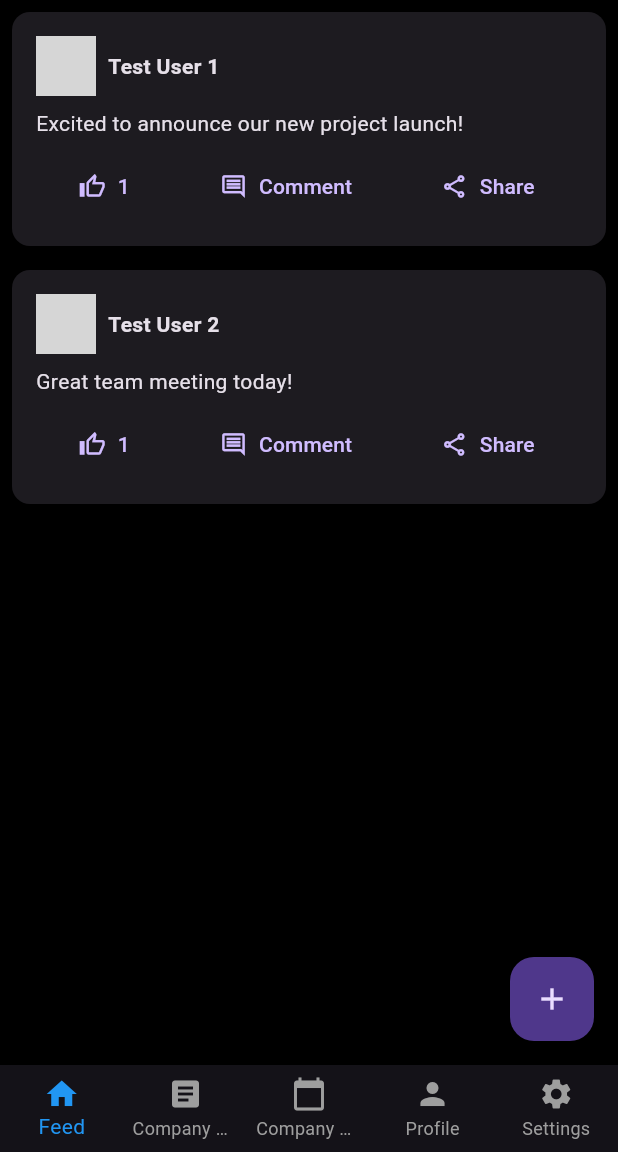
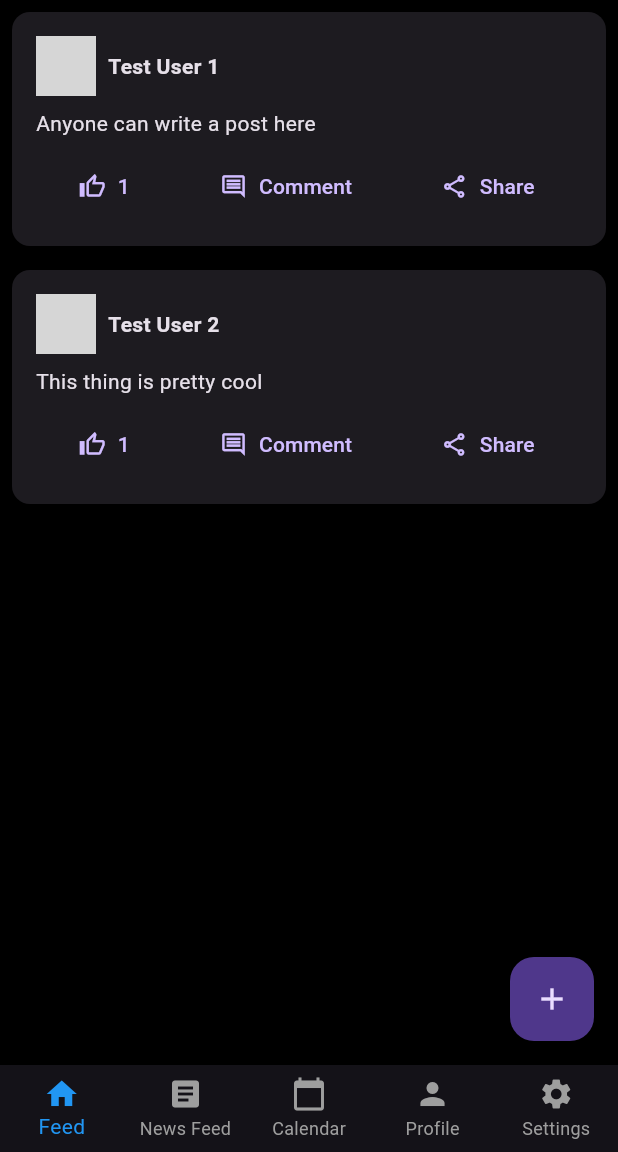
Before and after one commit to notjj1234/sns_pocketbase_app, a Flutter app: the screen it shows after launch, after a tap on "Login", after a tap on the "refresh" icon, on a phone screen of 412 x 824 dp, the part 84-1236 px from its top. Run offline on Flutter 3.47's test engine with Material 3 defaults, Android fonts, the phone set to English and light mode, and no system bars; our stand-ins replace flutter_spinkit, googleapis_auth, image_picker, loading_animation_widget, photo_view, pocketbase and 3 more; missing offline and left inert: googleapis; network calls fail; grey boxes are pictures that could not be loaded.

Commit message:
Changes to stuff

```diff
--- a/lib/config/app_config.dart
+++ b/lib/config/app_config.dart
@@ -1,9 +1,25 @@
 import '../services/data_service.dart';
 import '../services/demo_data_service.dart';
+import '../services/pocketbase_service.dart';
+import 'pocketbase_config.dart';
 
 class AppConfig {
+  // Set to false and configure PocketBaseConfig to use real PocketBase backend
   static bool isDemoMode = true;
-  static DataService get dataService => DemoDataService();
+
+  // This will automatically use PocketBase service if isDemoMode is false and PocketBase is configured
+  static DataService get dataService {
+    if (!isDemoMode && PocketBaseConfig.isConfigured()) {
+      try {
+        return PocketBaseService();
+      } catch (e) {
+        print('Warning: Failed to initialize PocketBase service: $e');
+        print('Falling back to demo mode...');
+        return DemoDataService();
+      }
+    }
+    return DemoDataService();
+  }
 
   // App-wide configuration
   static const String appName = 'Social Network Template';
--- /dev/null
+++ b/lib/config/pocketbase_config.dart
@@ -0,0 +1,21 @@
+// Configuration for PocketBase connection
+class PocketBaseConfig {
+  // Replace this with your PocketBase server URL
+  static const String baseUrl = 'http://your-pocketbase-url.com';
+
+  // Optional: Configure additional PocketBase settings here
+  static const int timeout = 30; // seconds
+
+  // Collection names in your PocketBase instance
+  static const String usersCollection = 'users';
+  static const String postsCollection = 'posts';
+  static const String commentsCollection = 'comments';
+  static const String likesCollection = 'likes';
+  static const String profilesCollection = 'profiles';
+
+  // Validate PocketBase URL
+  static bool isConfigured() {
+    return baseUrl != 'http://your-pocketbase-url.com' &&
+           baseUrl.startsWith('http');
+  }
+}
--- a/lib/pages/feed/feed_page.dart
+++ b/lib/pages/feed/feed_page.dart
@@ -81,9 +81,9 @@ class _FeedPageState extends State<FeedPage> {
       case 0:
         return translations[currentLanguage]?['feed'] ?? 'Feed';
       case 1:
-        return translations[currentLanguage]?['company_news'] ?? 'Company News';
+        return translations[currentLanguage]?['company_news'] ?? 'News Feed';
       case 2:
-        return translations[currentLanguage]?['company_calendar'] ?? 'Company Calendar';
+        return translations[currentLanguage]?['company_calendar'] ?? 'Calendar';
       case 3:
         return translations[currentLanguage]?['profile'] ?? 'Profile';
       case 4:
@@ -166,11 +166,11 @@ class _FeedPageState extends State<FeedPage> {
           ),
           BottomNavigationBarItem(
             icon: const Icon(Icons.article),
-            label: translations[currentLanguage]?['company_news'] ?? 'Company News',
+            label: translations[currentLanguage]?['company_news'] ?? 'News Feed',
           ),
           BottomNavigationBarItem(
             icon: const Icon(Icons.calendar_today),
-            label: translations[currentLanguage]?['company_calendar'] ?? 'Company Calendar',
+            label: translations[currentLanguage]?['company_calendar'] ?? 'Calendar',
           ),
           BottomNavigationBarItem(
             icon: const Icon(Icons.person),
--- a/lib/pages/login/login_page.dart
+++ b/lib/pages/login/login_page.dart
@@ -21,6 +21,7 @@ class _LoginPageState extends State<LoginPage> {
   late TextEditingController _passwordController;
   bool _rememberMe = false;
   bool _isLoggingIn = false;
+  bool _showPassword = false;
   final RoundedLoadingButtonController _btnController = RoundedLoadingButtonController();
 
   @override
@@ -150,11 +151,22 @@ class _LoginPageState extends State<LoginPage> {
               const SizedBox(height: 16),
               TextField(
                 controller: _passwordController,
-                decoration: const InputDecoration(
+                decoration: InputDecoration(
                   labelText: 'Password',
-                  border: OutlineInputBorder(),
+                  border: const OutlineInputBorder(),
+                  suffixIcon: IconButton(
+                    icon: Icon(
+                      _showPassword ? Icons.visibility : Icons.visibility_off,
+                      color: Colors.grey,
+                    ),
+                    onPressed: () {
+                      setState(() {
+                        _showPassword = !_showPassword;
+                      });
+                    },
+                  ),
                 ),
-                obscureText: true,
+                obscureText: !_showPassword,
               ),
               const SizedBox(height: 16),
               Row(
--- a/lib/pages/settings/settings_page.dart
+++ b/lib/pages/settings/settings_page.dart
@@ -32,7 +32,7 @@ class SettingsPage extends StatelessWidget {
             ),
             SwitchListTile(
               title: Text(
-                getTranslation('dark_mode', languageProvider.currentLanguage), // Updated line
+                getTranslation('Dark Mode', languageProvider.currentLanguage), // Updated line
               ),
               value: themeProvider.isDarkMode,
               onChanged: (value) {
@@ -47,8 +47,8 @@ class SettingsPage extends StatelessWidget {
             SwitchListTile(
               title: Text(
                 languageProvider.currentLanguage == 'en'
-                    ? getTranslation('english', 'en') // Updated line
-                    : getTranslation('japanese', 'ja'), // Updated line
+                    ? getTranslation('English', 'en') // Updated line
+                    : getTranslation('Japanese', 'ja'), // Updated line
               ),
               value: languageProvider.currentLanguage == 'ja', // Toggle to Japanese if true
               onChanged: (bool isJapanese) {
--- a/lib/services/demo_data_service.dart
+++ b/lib/services/demo_data_service.dart
@@ -33,7 +33,7 @@ class DemoDataService implements DataService {
     _demoPosts.addAll([
       {
         'id': '1',
-        'content': 'Excited to announce our new project launch!',
+        'content': 'Anyone can write a post here',
         'created': DateTime.now().toIso8601String(),
         'user': '1',
         'likes': ['2'],
@@ -41,7 +41,7 @@ class DemoDataService implements DataService {
       },
       {
         'id': '2',
-        'content': 'Great team meeting today!',
+        'content': 'This thing is pretty cool',
         'created': DateTime.now().subtract(const Duration(days: 1)).toIso8601String(),
         'user': '2',
         'likes': ['1'],
--- /dev/null
+++ b/lib/services/pocketbase_service.dart
@@ -0,0 +1,81 @@
+import 'package:pocketbase/pocketbase.dart';
+import '../config/pocketbase_config.dart';
+import 'data_service.dart';
+
+class PocketBaseService implements DataService {
+  late final PocketBase _pb;
+
+  PocketBaseService() {
+    if (!PocketBaseConfig.isConfigured()) {
+      throw Exception(
+        'PocketBase is not configured. Please update the baseUrl in lib/config/pocketbase_config.dart'
+      );
+    }
+    _pb = PocketBase(PocketBaseConfig.baseUrl);
+  }
+
+  // Implementation example for one method
+  @override
+  Future<List<Map<String, dynamic>>> getPosts() async {
+    try {
+      final records = await _pb
+          .collection(PocketBaseConfig.postsCollection)
+          .getFullList();
+
+      return records.map((record) => record.data).toList();
+    } catch (e) {
+      throw Exception('Failed to fetch posts: $e');
+    }
+  }
+
+  // TODO: Implement other DataService methods
+  @override
+  Future<List<Map<String, dynamic>>> getProfiles() async {
+    throw UnimplementedError('Implement this method with your PocketBase logic');
+  }
+
+  @override
+  Future<List<Map<String, dynamic>>> getNews() async {
+    throw UnimplementedError('Implement this method with your PocketBase logic');
+  }
+
+  @override
+  Future<Map<String, dynamic>> createNews(Map<String, dynamic> newsData) async {
+    throw UnimplementedError('Implement this method with your PocketBase logic');
+  }
+
+  @override
+  Future<void> deleteNews(String id) async {
+    throw UnimplementedError('Implement this method with your PocketBase logic');
+  }
+
+  @override
+  Future<Map<String, dynamic>> updateNews(String id, Map<String, dynamic> newsData) async {
+    throw UnimplementedError('Implement this method with your PocketBase logic');
+  }
+
+  @override
+  Future<String> uploadImage(String path) async {
+    throw UnimplementedError('Implement this method with your PocketBase logic');
+  }
+
+  @override
+  Future<Map<String, dynamic>> createPost(Map<String, dynamic> postData) async {
+    throw UnimplementedError('Implement this method with your PocketBase logic');
+  }
+
+  @override
+  Future<void> deletePost(String id) async {
+    throw UnimplementedError('Implement this method with your PocketBase logic');
+  }
+
+  @override
+  Future<Map<String, dynamic>> updatePost(String id, Map<String, dynamic> postData) async {
+    throw UnimplementedError('Implement this method with your PocketBase logic');
+  }
+
+  @override
+  Future<Map<String, dynamic>> createProfile(Map<String, dynamic> profileData) async {
+    throw UnimplementedError('Implement this method with your PocketBase logic');
+  }
+}
--- a/lib/utils/translations.dart
+++ b/lib/utils/translations.dart
@@ -1,66 +1,88 @@
 // lib/utils/translations.dart
 
 // This map holds translations for each supported language.
-final Map<String, Map<String, String>> translations = {
+Map<String, Map<String, String>> translations = {
   'en': {
-    'feed': 'Feed',
+    'create_post': 'Create Post',
+    'edit_profile': 'Edit Profile',
+    'log_out': 'Log Out',
+    'settings': 'Settings',
+    'language': 'Language',
+    'theme': 'Theme',
+    'dark_mode': 'Dark Mode',
+    'english': 'English',
+    'japanese': 'Japanese',
+    'home': 'Home',
+    'bec_news': 'BEC News',
     'profile': 'Profile',
-    'settings': 'Settings',
-    'news': 'News',
-    'create_news': 'Create News',
-    'company_news': 'Company News',
-    'company_calendar': 'Company Calendar',
-    'no_posts': 'No posts available',
-    'no_news': 'No news available',
-    'post': 'Post',
-    'comment': 'Comment',
-    'like': 'Like',
-    'share': 'Share',
+    'no_profile_found': 'No profile found for this user',
+    'profile_username': 'Username',
+    'profile_bio': 'Bio',
+    'create_bec_news': 'Create BEC News',
+    'jukucho_comments': "Jukucho's Comments",
+    'menu': 'Menu',
+    'calendar': 'Calendar',
+    'no_bec_news': 'No BEC News available',
+    'upcoming_events': 'Upcoming Events',
+    'birthdays': 'Birthdays',
+    'important_information': 'Important Information',
+    'special_event': 'Special Event',
     'delete': 'Delete',
-    'edit': 'Edit',
-    'save': 'Save',
     'cancel': 'Cancel',
-    'confirm': 'Confirm',
-    'delete_news': 'Delete News',
-    'delete_post': 'Delete Post',
-    'delete_confirmation': 'Are you sure you want to delete this?',
-    'upload_image': 'Upload Image',
-    'image_too_large': 'Image is too large',
-    'login': 'Login',
-    'logout': 'Logout',
-    'welcome': 'Welcome',
-    'error': 'Error',
-    'success': 'Success',
+    'special_event_details': 'Special Event Details',
+    'date_day': 'Date & Day',
+    'event_name': 'Event Name',
+    'no_images': 'No images available for this event',
+    'delete_bec_news': 'Delete BEC News',
+    'delete_confirmation': 'Are you sure you want to delete this BEC News entry?',
+    'no_birthdays_specified': 'No birthdays specified',
+    'saved_posts':'Saved Posts',
+    'no_saved_posts':'No saved posts',
+    'by':'By',
+    'bec_news_calendar': 'BEC News Calendar',
+    'no_events' : 'No Events',
+    'bec_calendar' : 'BEC Calendar',
   },
   'ja': {
-    'feed': 'フィード',
+    'bec_calendar':'BEC カレンダー',
+    'saved_posts':'保存した投稿',
+    'no_saved_posts' : '保存した投稿はありません',
+    'by' : '投稿者',
+    'create_post': '投稿を作成',
+    'edit_profile': 'プロフィールを編集',
+    'log_out': 'ログアウト',
+    'settings': '設定',
+    'language': '言語',
+    'theme': 'テーマ',
+    'dark_mode': 'ダークモード',
+    'english': '英語',
+    'japanese': '日本語',
+    'home': 'ホーム',
+    'bec_news': 'BEC ニュース',
     'profile': 'プロフィール',
-    'settings': '設定',
-    'news': 'ニュース',
-    'create_news': 'ニュース作成',
-    'company_news': '会社ニュース',
-    'company_calendar': '会社カレンダー',
-    'no_posts': '投稿がありません',
-    'no_news': 'ニュースがありません',
-    'post': '投稿',
-    'comment': 'コメント',
-    'like': 'いいね',
-    'share': 'シェア',
+    'no_profile_found': 'プロフィールは見つかりません',
+    'profile_username': 'ユーザーネーム',
+    'profile_bio': '自己紹介',
+    'create_bec_news': 'BEC Newsを作成',
+    'jukucho_comments': '塾長のコメント',
+    'menu': 'メニュー',
+    'calendar': 'カレンダー',
+    'no_bec_news': '利用可能なBECニュースはありません',
+    'upcoming_events': 'イベント情報',
+    'birthdays': '誕生日',
+    'important_information': '重要なお知らせ',
+    'special_event': '特別なイベント',
     'delete': '削除',
-    'edit': '編集',
-    'save': '保存',
     'cancel': 'キャンセル',
-    'confirm': '確認',
-    'delete_news': 'ニュースを削除',
-    'delete_post': '投稿を削除',
-    'delete_confirmation': '本当に削除しますか？',
-    'upload_image': '画像をアップロード',
-    'image_too_large': '画像が大きすぎます',
-    'login': 'ログイン',
-    'logout': 'ログアウト',
-    'welcome': 'ようこそ',
-    'error': 'エラー',
-    'success': '成功',
+    'special_event_details': '特別イベントの詳細',
+    'date_day': '日付・曜日',
+    'event_name': 'イベント名',
+    'no_images': 'このイベントには画像がありません',
+    'delete_bec_news': 'BECニュースを削除',
+    'delete_confirmation': 'このBECニュースを削除してもよろしいですか？',
+    'no_birthdays_specified': '指定された誕生日はありません',
+    'bec_news_calendar' : 'BEC News カレンダー',
+    'no_events' : 'イベントはありません',
   },
 };
 
```
Also changed, not shown: assets/images/download-1.jpg (added), assets/images/download.jpg (added), 2 other files.
